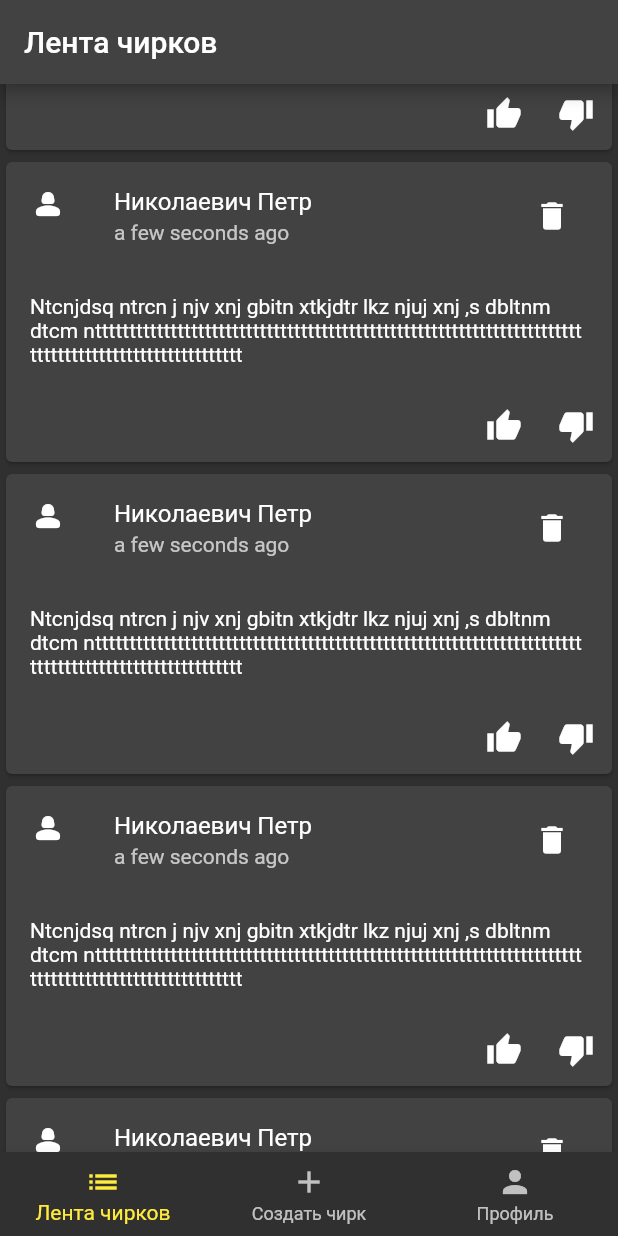
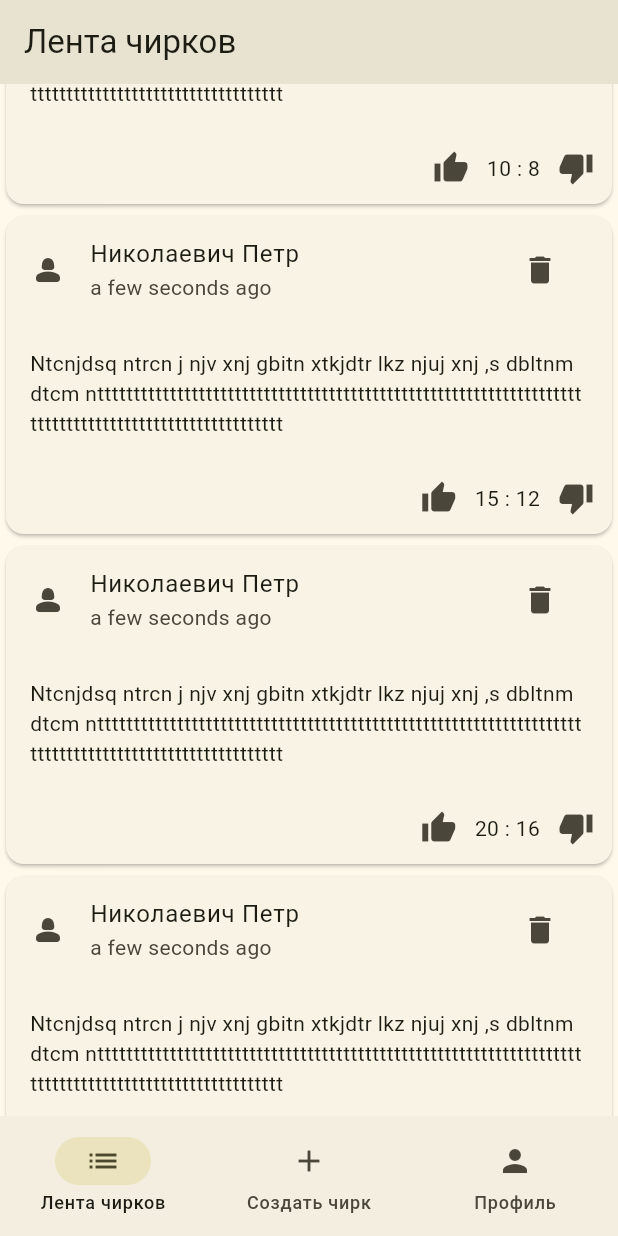
Before and after one commit to teamTP/frontChirk, a Flutter app: the screen it shows after launch, scrolled down 576 dp, after a tap on the "thumb up" icon, on a phone screen of 412 x 824 dp. Run offline on Flutter 3.47's test engine with Material 2 defaults, Android fonts, the phone set to English and light mode, and no system bars; our stand-ins replace easy_dynamic_theme, jiffy.

Commit message:
udate theme

```diff
--- a/lib/main.dart
+++ b/lib/main.dart
@@ -1,17 +1,37 @@
 import 'package:chirk/pages/homePage.dart';
+import 'package:chirk/pages/loginPage.dart';
 import 'package:chirk/theme/theme.dart';
+import 'package:easy_dynamic_theme/easy_dynamic_theme.dart';
 import 'package:flutter/material.dart';
 
-void main(){
+void main() {
+  runApp(EasyDynamicThemeWidget(
+      child: ChirkApp(),
+  )
+  );
+}
+
+class ChirkApp extends StatefulWidget {
+  const ChirkApp({super.key});
+
+  @override
+  State<StatefulWidget> createState() => _ChirkAppState();
+}
+
+class _ChirkAppState extends State<ChirkApp> {
   ColorTheme colorThem = ColorTheme(Colors.yellow);
 
-
-
-  runApp(MaterialApp(
-      theme: colorThem.getDarkTheme(),
+  @override
+  Widget build(BuildContext context) {
+    return MaterialApp(
+      theme: colorThem.getLightMatDisign(),
+      darkTheme: colorThem.getDarkMatDisign(),
+      themeMode: EasyDynamicTheme.of(context).themeMode,
       initialRoute: '/',
       routes: {
-        '/': (context) => HomePage(),
+        '/': (context) => const HomePage(),
+        '/login': (context) => LoginPage(),
       },
-    ));
-    }
+    );
+  }
+}
--- /dev/null
+++ b/lib/models/chirk.dart
@@ -0,0 +1,20 @@
+import 'package:chirk/models/user.dart';
+
+class Chirk {
+  final int id;
+  final DateTime dateTime;
+  final String text;
+  final User user;
+  int likeCount;
+  int disLikeCount;
+  bool? liked;
+
+  Chirk(
+      {required this.id,
+      required this.dateTime,
+      required this.text,
+      required this.user,
+      this.likeCount = 0,
+      this.disLikeCount = 0,
+      this.liked});
+}
--- a/lib/models/user.dart
+++ b/lib/models/user.dart
@@ -1,19 +1,17 @@
 class User {
-  int _id;
-  int _iconId;
-  String _name="";
-  String _surname="";
-  String _login="";
+  final int id;
+  final String login;
+  final String password;
+  int iconId;
+  String name;
+  String surname;
 
-  User(this._id, this._iconId, this._name, this._surname, this._login);
-
-  String get login => _login;
-
-  String get surname => _surname;
-
-  String get name => _name;
-
-  int get iconId => _iconId;
-
-  int get Id => _id;
+  User({
+    required this.id,
+    required this.login,
+    required this.password,
+    required this.iconId,
+    required this.name,
+    required this.surname,
+  });
 }
--- a/lib/pages/homePage.dart
+++ b/lib/pages/homePage.dart
@@ -1,10 +1,11 @@
 import 'dart:math';
-import 'package:chirk/templates/bodyTemplates/profileBody.dart';
+
+import 'package:chirk/templates/bodyTemplates/profileWidget.dart';
 import 'package:flutter/material.dart';
 
-import '../models/chirkMessage.dart';
+import '../models/chirk.dart';
 import '../models/user.dart';
-import '../templates/bodyTemplates/chirkListBody.dart';
+import '../templates/bodyTemplates/chirkListWidget.dart';
 
 class HomePage extends StatefulWidget {
   const HomePage({super.key});
@@ -15,19 +16,11 @@ class HomePage extends StatefulWidget {
 
 class _MyState extends State<StatefulWidget> {
   int _selectedIndex = 0;
-  List<String> _titleOptions = [];
-  List<Widget> _widgetOptions = [];
-
-  _MyState() {
-    _titleOptions = <String>["Лента чирков", "Создать чирк", "Профиль"];
-    _widgetOptions = <Widget>[
-      CardList.addCardList(initChirkList()),
-      const Text(
-        'Реализация позже',
-      ),
-      ProfileBody.addProfileBody(initUser()),
-    ];
-  }
+  final List<Widget> _widgetOptions = <Widget>[
+    ChirkListWidget(initChirkList()),
+    const Text("В разработке"),
+    ProfileWidget(initUser()),
+  ];
 
   @override
   Widget build(BuildContext context) => navigatorBarPage(context);
@@ -40,43 +33,52 @@ class _MyState extends State<StatefulWidget> {
 
   Widget navigatorBarPage(BuildContext context) {
     return Scaffold(
-      appBar: AppBar(
-        title: Title(
-          color: Colors.black,
-          child: Text(_titleOptions[_selectedIndex]),
-        ),
+      body: _widgetOptions[_selectedIndex],
+      bottomNavigationBar: NavigationBar(
+        selectedIndex: _selectedIndex,
+        onDestinationSelected: (value) => _onItemTapped(value),
+        destinations: const <NavigationDestination>[
+          NavigationDestination(icon: Icon(Icons.list), label: "Лента чирков"),
+          NavigationDestination(icon: Icon(Icons.add), label: "Создать чирк"),
+          NavigationDestination(icon: Icon(Icons.person), label: "Профиль"),
+        ],
       ),
-      body: _widgetOptions[_selectedIndex],
-      bottomNavigationBar:
-          BottomNavigationBar(items: const <BottomNavigationBarItem>[
-        BottomNavigationBarItem(icon: Icon(Icons.list), label: "Лента чирков"),
-        BottomNavigationBarItem(icon: Icon(Icons.add), label: "Создать чирк"),
-        BottomNavigationBarItem(icon: Icon(Icons.person), label: "Профиль"),
-      ], currentIndex: _selectedIndex, onTap: (value) => _onItemTapped(value)),
     );
   }
 
-  List<Chirk> initChirkList() {
+  static List<Chirk> initChirkList() {
     List<Chirk> chirkList = [];
     var rnd = Random();
     for (int i = 0; i < 10; i++) {
-      var chrk = Chirk(
-          i * 3,
-          DateTime.now(),
-          "Ntcnjdsq ntrcn j njv xnj gbitn xtkjdtr lkz njuj xnj ,s dbltnm dtcm "
-              "ntttttttttttttttttttttttttttttttttttttttttttttttttttttttttttttt"
-              "tttttttttttttttttttttttttttttttttttttttt",
-          i + 1,
-          rnd.nextInt(6),
-          "Петр",
-          "Николаевич",
-          true);
-      chirkList.add(chrk);
+      var chirk = Chirk(
+        id: i * 3,
+        dateTime: DateTime.now(),
+        text:
+            "Ntcnjdsq ntrcn j njv xnj gbitn xtkjdtr lkz njuj xnj ,s dbltnm dtcm "
+            "ntttttttttttttttttttttttttttttttttttttttttttttttttttttttttttttt"
+            "tttttttttttttttttttttttttttttttttttttttt",
+        user: User(
+            id: i + 1,
+            iconId: rnd.nextInt(6),
+            name: "Петр",
+            surname: "Николаевич",
+            login: "petr@nicol.com",
+            password: ":OHG:25L:JHG"),
+        likeCount: i * 5,
+        disLikeCount: i * 4,
+      );
+      chirkList.add(chirk);
     }
     return chirkList;
   }
 
-  User initUser() {
-    return User(1, 1, "Иван", "Сидоров", "ivan@sidorov.ru");
+  static User initUser() {
+    return User(
+        id: 1,
+        iconId: 1,
+        name: "Иван",
+        surname: "Сидоров",
+        login: "ivan@sidorov.ru",
+        password: ":OHG:25L:JHG");
   }
 }
--- /dev/null
+++ b/lib/templates/bodyTemplates/chirkListWidget.dart
@@ -0,0 +1,30 @@
+import 'package:chirk/templates/bodyTemplates/chirk_widget.dart';
+import 'package:flutter/material.dart';
+import 'package:jiffy/jiffy.dart';
+import '../../models/chirk.dart';
+
+class ChirkListWidget extends StatefulWidget {
+  final List<Chirk> _chirkList;
+
+  const ChirkListWidget(this._chirkList, {super.key});
+
+  @override
+  State<StatefulWidget> createState() => _ChirkListWidgetState();
+}
+
+class _ChirkListWidgetState extends State<ChirkListWidget> {
+  @override
+  Widget build(BuildContext context) {
+    return Scaffold(
+      appBar: AppBar(
+        title: const Text("Лента чирков"),
+      ),
+      body: ListView.builder(
+        itemCount: widget._chirkList.length,
+        itemBuilder: (BuildContext context, int index) {
+          return ChirkWidget(widget._chirkList[index]);
+        },
+      ),
+    );
+  }
+}
--- /dev/null
+++ b/lib/templates/bodyTemplates/chirk_widget.dart
@@ -0,0 +1,65 @@
+import 'package:flutter/material.dart';
+import 'package:jiffy/jiffy.dart';
+
+import '../../models/chirk.dart';
+
+class ChirkWidget extends StatefulWidget{
+  Chirk chirk;
+
+  ChirkWidget(this.chirk, {super.key});
+
+  @override
+  State<StatefulWidget> createState() => _ChirkWidgetState();
+
+}
+
+class _ChirkWidgetState extends State<ChirkWidget> {
+  @override
+  Widget build(BuildContext context) {
+    Jiffy.setLocale("ru");
+    return Card(
+      child: Column(
+        children: [
+          ListTile(
+            leading: const Icon(Icons.person_2_rounded),
+            title: Text("${widget.chirk.user.surname} ${widget.chirk.user.name}"),
+            subtitle: Text(Jiffy.parseFromDateTime(widget.chirk.dateTime).fromNow()),
+            trailing: IconButton(
+              onPressed: () {
+                //todo реализовать нажатие и отображение кнопки delete
+              },
+              icon: const Icon(Icons.delete),
+            ),
+          ),
+          Container(
+            margin: const EdgeInsets.all(16),
+            child: Text(widget.chirk.text),
+          ),
+          Row(
+            mainAxisAlignment: MainAxisAlignment.end,
+            children: [
+              IconButton(
+                onPressed: () {
+                  //todo реализвать нажатие кнопки like
+                },
+                icon: Icon(
+                  Icons.thumb_up,
+                ),
+              ),
+              Text("${widget.chirk.likeCount} : "),
+              Text("${widget.chirk.disLikeCount}"),
+              IconButton(
+                onPressed: () {
+                  //todo реализвать нажатие кнопки dislike
+                },
+                icon: Icon(
+                  Icons.thumb_down,
+                ),
+              ),
+            ],
+          ),
+        ],
+      ),
+    );
+  }
+}
--- a/pubspec.yaml
+++ b/pubspec.yaml
@@ -31,6 +31,8 @@ dependencies:
   flutter:
     sdk: flutter
   jiffy: ^6.1.0
+  easy_dynamic_theme: ^2.2.0
+  elementary: ^2.0.0
 
   # The following adds the Cupertino Icons font to your application.
   # Use with the CupertinoIcons class for iOS style icons.
```
Also changed, not shown: lib/pages/loginPage.dart (added, +89 -0 lines), lib/templates/bodyTemplates/profileWidget.dart (added, +196 -0 lines), lib/templates/userIcons.dart (added, +15 -0 lines), lib/theme/theme.dart (+63 -2 lines), pubspec.lock.
